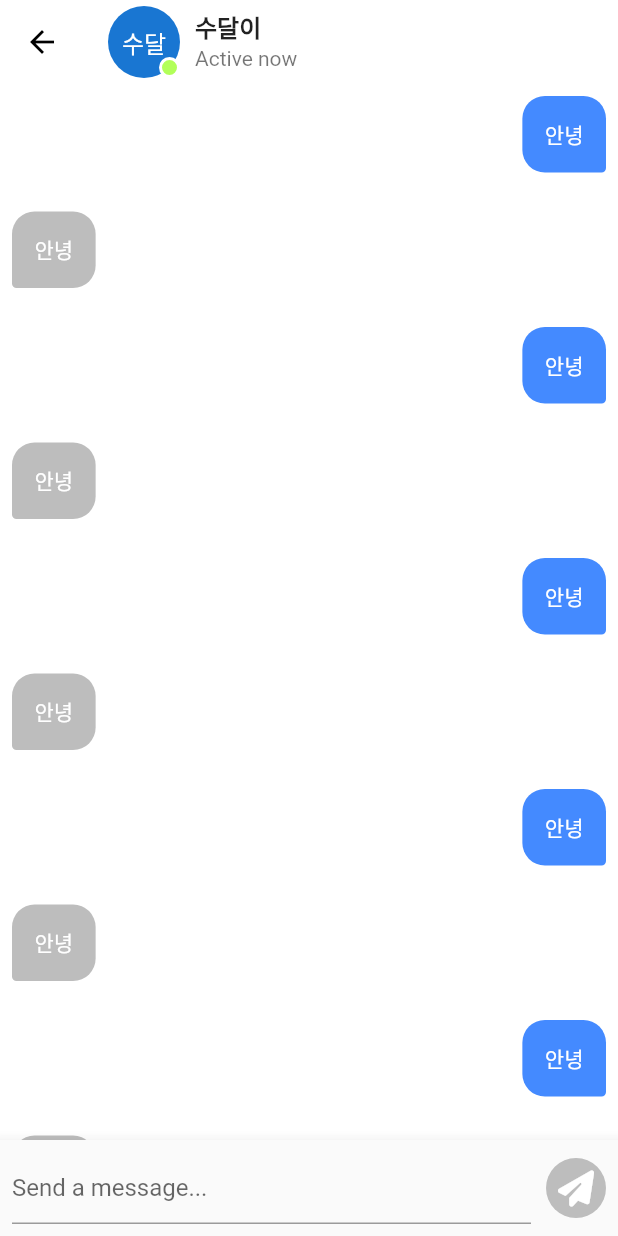
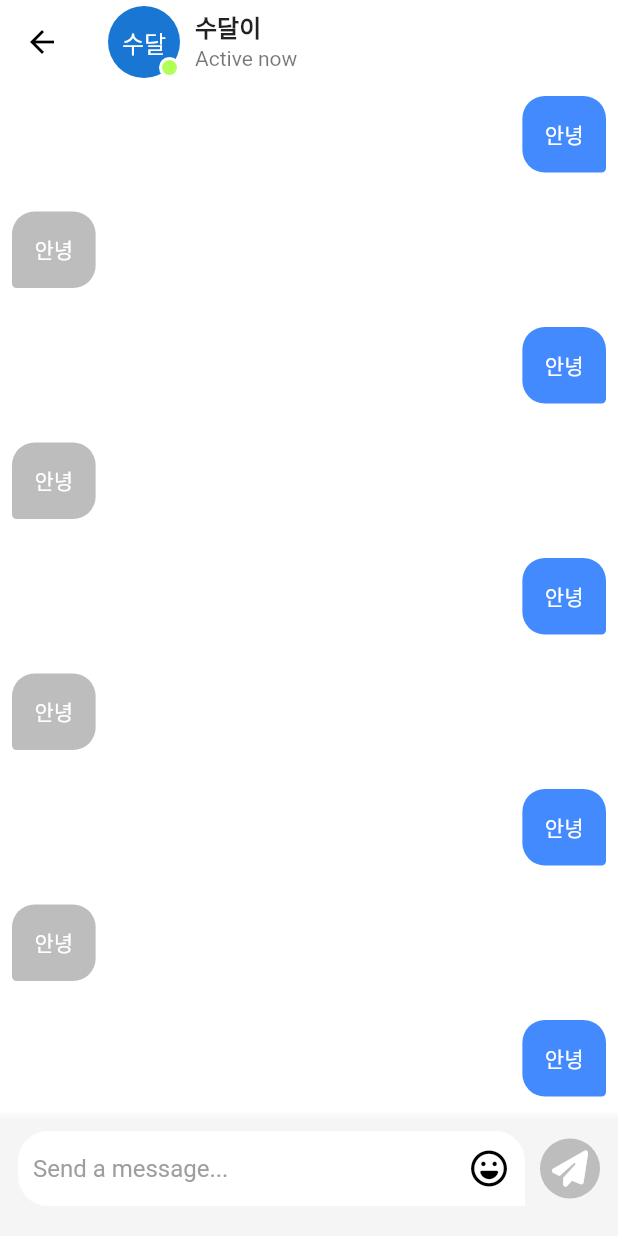
Before and after one commit to kangsudal/tiktok_clone, a Flutter app: the ChatDetailScreen screen opened directly, on a phone screen of 412 x 824 dp. Run offline on Flutter 3.47's test engine with Material 2 defaults, Android fonts, the phone set to English and light mode, and no system bars; our stand-ins replace font_awesome_flutter, video_player, visibility_detector; network calls fail.

Commit message:
Code Challenge(TextField)

```diff
--- a/lib/features/inbox/chat_detail_screen.dart
+++ b/lib/features/inbox/chat_detail_screen.dart
@@ -9,6 +9,21 @@ class ChatDetailScreen extends StatefulWidget {
 }
 
 class _ChatDetailScreenState extends State<ChatDetailScreen> {
+  //우측에 스크롤이 생기도록 해준다.
+  final ScrollController _scrollController = ScrollController();
+  final TextEditingController _textEditingController = TextEditingController();
+
+  @override
+  void dispose() {
+    _scrollController.dispose();
+    super.dispose();
+  }
+
+  void _onBodyTap() {
+    //body를 누르면 TextField의 focus가 사라진다.
+    FocusScope.of(context).unfocus();
+  }
+
   @override
   Widget build(BuildContext context) {
     return Scaffold(
@@ -53,9 +68,16 @@ class _ChatDetailScreenState extends State<ChatDetailScreen> {
         ),
       ),
       //body에 Stack을 감싸는 이유는 TextField에 Positioned를 넣어주기 위해서이다.
-      body: Stack(
+      body: GestureDetector(
+        onTap: _onBodyTap,
+        child: Stack(
           children: [
-          ListView.separated(
+            Scrollbar(
+              controller: _scrollController,
+              child: ListView.separated(
+                controller: _scrollController,
+                //하단의 TextField가 가리고있는 본문을 위하여 padding을 준다.
+                padding: EdgeInsets.only(bottom: 100),
                 itemBuilder: (context, idx) {
                   final isMine = idx % 2 == 0;
                   return Padding(
@@ -63,19 +85,22 @@ class _ChatDetailScreenState extends State<ChatDetailScreen> {
                     //Row로 감싸준 이유는 Align을 주기위해서다.
                     child: Row(
                       mainAxisSize: MainAxisSize.min,
-                  mainAxisAlignment:
-                      isMine ? MainAxisAlignment.end : MainAxisAlignment.start,
+                      mainAxisAlignment: isMine
+                          ? MainAxisAlignment.end
+                          : MainAxisAlignment.start,
                       children: [
                         Container(
                           padding: EdgeInsets.all(15),
                           decoration: BoxDecoration(
-                        color:
-                            isMine ? Colors.blueAccent : Colors.grey.shade400,
+                            color: isMine
+                                ? Colors.blueAccent
+                                : Colors.grey.shade400,
                             borderRadius: BorderRadius.only(
                               topRight: Radius.circular(15),
                               topLeft: Radius.circular(15),
-                          bottomLeft:
-                              isMine ? Radius.circular(15) : Radius.circular(3),
+                              bottomLeft: isMine
+                                  ? Radius.circular(15)
+                                  : Radius.circular(3),
                               bottomRight:
                                   //not Mine이면 우측 하단에 borderRadius를 크게준다.
                                   !isMine
@@ -99,28 +124,72 @@ class _ChatDetailScreenState extends State<ChatDetailScreen> {
                 ),
                 itemCount: 20,
               ),
+            ),
             Positioned(
               bottom: 0,
               //Positioned에는 width를 넣어줘야한다.
               width: MediaQuery.of(context).size.width,
               child: BottomAppBar(
-              color: Colors.grey.shade50,
+                color: Colors.grey.shade100,
                 child: Padding(
-                padding: const EdgeInsets.all(8.0),
+                  padding: const EdgeInsets.only(
+                    top: 8.0,
+                    left: 12,
+                    right: 12,
+                    bottom: 20,
+                  ),
                   child: Row(
                     children: [
                       //TextField에 width를 주어야 한다.
                       Expanded(
+                        child: SizedBox(
+                          height: 50,
                           child: TextField(
+                            controller: _textEditingController,
                             decoration: InputDecoration(
                               hintText: "Send a message...",
+                              hintStyle: TextStyle(
+                                color: Colors.grey,
+                              ),
+                              filled: true,
+                              fillColor: Colors.white,
+                              // filled: true를 해줘야 적용이된다.
+                              border: OutlineInputBorder(
+                                borderSide: BorderSide.none,
+                                borderRadius: BorderRadius.only(
+                                  topLeft: Radius.circular(20),
+                                  topRight: Radius.circular(20),
+                                  bottomLeft: Radius.circular(20),
+                                ),
+                              ),
+                              contentPadding: EdgeInsets.symmetric(
+                                //horizontal을 주니깐 수직으로 가운데 안맞춰지던게 맞춰졌다.
+                                horizontal: 10,
+                              ),
+                              suffixIcon: IconButton(
+                                onPressed: () {},
+                                icon: FaIcon(
+                                  FontAwesomeIcons.faceLaugh,
+                                  color: Colors.black,
+                                ),
+                              ),
+                            ),
+                            textInputAction: TextInputAction.newline,
+                            // 엔터키가 되려면 expands, minLines, maxLines 설정이 세트로 되어야한다.
+                            expands: true,
+                            minLines: null,
+                            maxLines: null,
                           ),
                         ),
                       ),
                       SizedBox(
                         width: 10,
                       ),
-                    Container(
+                      GestureDetector(
+                        onTap: () {
+                          _textEditingController.clear();
+                        },
+                        child: Container(
                           padding: EdgeInsets.all(8),
                           decoration: BoxDecoration(
                             shape: BoxShape.circle,
@@ -131,6 +200,7 @@ class _ChatDetailScreenState extends State<ChatDetailScreen> {
                             color: Colors.white,
                           ),
                         ),
+                      ),
                     ],
                   ),
                 ),
@@ -138,6 +208,7 @@ class _ChatDetailScreenState extends State<ChatDetailScreen> {
             ),
           ],
         ),
+      ),
     );
   }
 }
```
Lines whose indentation alone changed are shown as unchanged.
